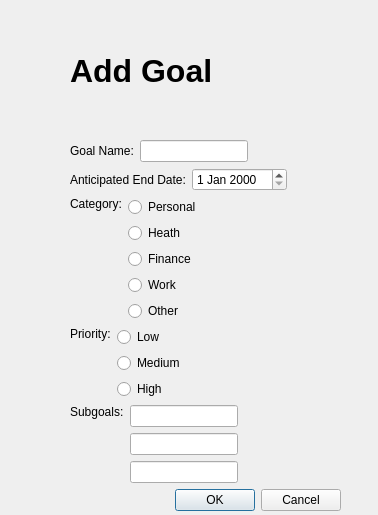
The window that UI/AddGoal.ui (cis422-goaltracker/goaltracker) describes before a commit, drawn with Qt 5.
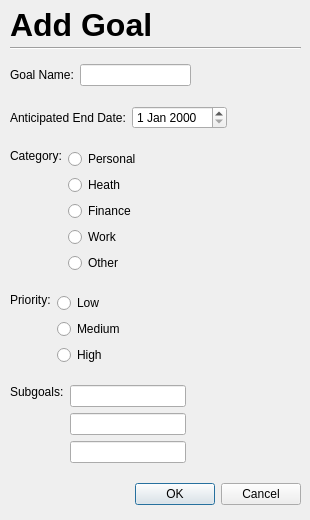
The same window after the commit.

Diff of the .ui file:
```diff
--- a/UI/AddGoal.ui
+++ b/UI/AddGoal.ui
@@ -6,8 +6,8 @@
    <rect>
     <x>0</x>
     <y>0</y>
-    <width>378</width>
-    <height>515</height>
+    <width>310</width>
+    <height>520</height>
    </rect>
   </property>
   <property name="windowTitle">
@@ -16,20 +16,13 @@
   <widget class="QWidget" name="verticalLayoutWidget">
    <property name="geometry">
     <rect>
-     <x>70</x>
-     <y>10</y>
-     <width>271</width>
-     <height>501</height>
+     <x>10</x>
+     <y>50</y>
+     <width>291</width>
+     <height>471</height>
     </rect>
    </property>
    <layout class="QVBoxLayout" name="verticalLayout">
-    <item>
-     <widget class="QLabel" name="label_5">
-      <property name="text">
-       <string>&lt;html&gt;&lt;head/&gt;&lt;body&gt;&lt;p&gt;&lt;span style=&quot; font-size:24pt; font-weight:600;&quot;&gt;Add Goal&lt;/span&gt;&lt;/p&gt;&lt;/body&gt;&lt;/html&gt;</string>
-      </property>
-     </widget>
-    </item>
     <item>
      <layout class="QHBoxLayout" name="horizontalLayout">
       <item>
@@ -245,6 +238,32 @@
     </item>
    </layout>
   </widget>
+  <widget class="QLabel" name="label_5">
+   <property name="geometry">
+    <rect>
+     <x>10</x>
+     <y>4</y>
+     <width>281</width>
+     <height>43</height>
+    </rect>
+   </property>
+   <property name="text">
+    <string>&lt;html&gt;&lt;head/&gt;&lt;body&gt;&lt;p&gt;&lt;span style=&quot; font-size:24pt; font-weight:600;&quot;&gt;Add Goal&lt;/span&gt;&lt;/p&gt;&lt;/body&gt;&lt;/html&gt;</string>
+   </property>
+  </widget>
+  <widget class="Line" name="line">
+   <property name="geometry">
+    <rect>
+     <x>10</x>
+     <y>40</y>
+     <width>291</width>
+     <height>16</height>
+    </rect>
+   </property>
+   <property name="orientation">
+    <enum>Qt::Horizontal</enum>
+   </property>
+  </widget>
  </widget>
  <resources/>
  <connections>
```
Left out of the diff: 64 changed lines with no effect on the pictures.
